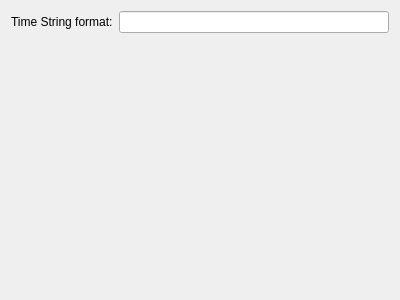
Above: defaultplugins/baseplugins/confgui/timestampwidget.ui from nccgroup/pip3line before the change. Below: the same form after it.
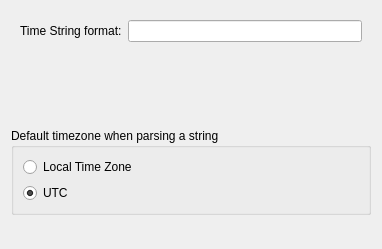
That is the form after the change.

Diff of the .ui file:
```diff
--- a/defaultplugins/baseplugins/confgui/timestampwidget.ui
+++ b/defaultplugins/baseplugins/confgui/timestampwidget.ui
@@ -15,13 +15,28 @@
    <rect>
     <x>0</x>
     <y>0</y>
-    <width>400</width>
-    <height>300</height>
+    <width>382</width>
+    <height>249</height>
    </rect>
   </property>
+  <property name="sizePolicy">
+   <sizepolicy hsizetype="Preferred" vsizetype="Preferred">
+    <horstretch>0</horstretch>
+    <verstretch>0</verstretch>
+   </sizepolicy>
+  </property>
   <property name="windowTitle">
    <string>Form</string>
   </property>
+  <layout class="QVBoxLayout" name="verticalLayout">
+   <item alignment="Qt::AlignTop">
+    <widget class="QWidget" name="widget" native="true">
+     <property name="sizePolicy">
+      <sizepolicy hsizetype="Minimum" vsizetype="Maximum">
+       <horstretch>0</horstretch>
+       <verstretch>0</verstretch>
+      </sizepolicy>
+     </property>
   <layout class="QFormLayout" name="formLayout">
    <item row="0" column="0">
     <widget class="QLabel" name="formatLabel">
@@ -32,6 +47,41 @@
    </item>
    <item row="0" column="1">
     <widget class="QLineEdit" name="formatLineEdit"/>
+      </item>
+     </layout>
+    </widget>
+   </item>
+   <item alignment="Qt::AlignTop">
+    <widget class="QGroupBox" name="groupBox">
+     <property name="sizePolicy">
+      <sizepolicy hsizetype="Preferred" vsizetype="Maximum">
+       <horstretch>0</horstretch>
+       <verstretch>0</verstretch>
+      </sizepolicy>
+     </property>
+     <property name="title">
+      <string>Default timezone when parsing a string</string>
+     </property>
+     <layout class="QVBoxLayout" name="verticalLayout_2">
+      <item>
+       <widget class="QRadioButton" name="tzLocalRadioButton">
+        <property name="text">
+         <string>Local Time Zone</string>
+        </property>
+       </widget>
+      </item>
+      <item>
+       <widget class="QRadioButton" name="tzUTCRadioButton">
+        <property name="text">
+         <string>UTC</string>
+        </property>
+        <property name="checked">
+         <bool>true</bool>
+        </property>
+       </widget>
+      </item>
+     </layout>
+    </widget>
    </item>
   </layout>
  </widget>
```
Lines whose indentation alone changed are shown as unchanged.
